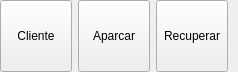
The window that bulmages/bulmatpv/plugins/pluginbt_accesobotones/abrevsbase.ui (eboladev/Bulmages-1) describes before a commit, drawn with Qt 5.
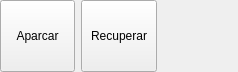
The same window after the commit. Icons and pictures are not drawn.

Commit message: Quito el boton de cliente del pluginbt_accesobotones y lo pongo en plugin aparte

```diff
--- a/bulmages/bulmatpv/plugins/pluginbt_accesobotones/abrevsbase.ui
+++ b/bulmages/bulmatpv/plugins/pluginbt_accesobotones/abrevsbase.ui
@@ -17,38 +17,6 @@
    <property name="margin">
     <number>0</number>
    </property>
-   <item>
-    <widget class="QToolButton" name="mui_cliente">
-     <property name="minimumSize">
-      <size>
-       <width>72</width>
-       <height>72</height>
-      </size>
-     </property>
-     <property name="maximumSize">
-      <size>
-       <width>200</width>
-       <height>72</height>
-      </size>
-     </property>
-     <property name="text">
-      <string>Cliente</string>
-     </property>
-     <property name="icon">
-      <iconset resource="../../../bulmages.qrc">
-       <normaloff>:/Images/client.png</normaloff>:/Images/client.png</iconset>
-     </property>
-     <property name="iconSize">
-      <size>
-       <width>32</width>
-       <height>32</height>
-      </size>
-     </property>
-     <property name="toolButtonStyle">
-      <enum>Qt::ToolButtonTextUnderIcon</enum>
-     </property>
-    </widget>
-   </item>
    <item>
     <widget class="QToolButton" name="mui_aparcar">
      <property name="minimumSize">
```
The commit also changes 11 other files.
